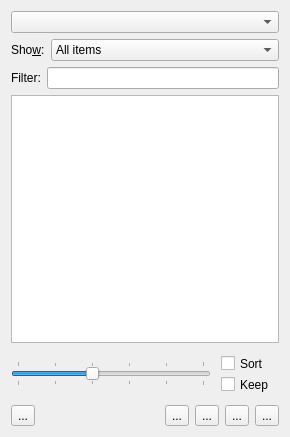
cburschka/lyx, file src/frontends/qt/ui/TocUi.ui: the form before one commit.
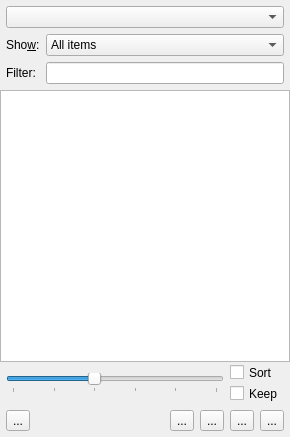
The form after the commit. Icons and pictures are not drawn.

Commit message:
Adjust outliner spacing
Partial fix for #12152.

Patch:
```diff
--- a/src/frontends/qt/ui/TocUi.ui
+++ b/src/frontends/qt/ui/TocUi.ui
@@ -17,11 +17,6 @@
    <string/>
   </property>
   <layout class="QGridLayout" name="gridLayout">
-   <item row="2" column="0" colspan="2">
-    <layout class="QHBoxLayout">
-     <property name="spacing">
-      <number>6</number>
-     </property>
      <property name="leftMargin">
       <number>0</number>
      </property>
@@ -34,24 +29,18 @@
      <property name="bottomMargin">
       <number>0</number>
      </property>
-     <item>
-      <widget class="QLabel" name="filterLA">
-       <property name="text">
-        <string>Filter:</string>
-       </property>
-       <property name="buddy">
-        <cstring>filterLE</cstring>
-       </property>
-      </widget>
-     </item>
-     <item>
-      <widget class="QLineEdit" name="filterLE">
-       <property name="toolTip">
-        <string>Enter string to filter contents</string>
-       </property>
-      </widget>
-     </item>
-    </layout>
+   <property name="spacing">
+    <number>0</number>
+   </property>
+   <item row="3" column="0" colspan="2">
+    <widget class="QTreeView" name="tocTV">
+     <property name="sizePolicy">
+      <sizepolicy hsizetype="Ignored" vsizetype="Expanding">
+       <horstretch>0</horstretch>
+       <verstretch>0</verstretch>
+      </sizepolicy>
+     </property>
+    </widget>
    </item>
    <item row="6" column="0" colspan="2">
     <layout class="QHBoxLayout">
@@ -59,16 +48,16 @@
       <number>6</number>
      </property>
      <property name="leftMargin">
-      <number>0</number>
+      <number>6</number>
      </property>
      <property name="topMargin">
-      <number>0</number>
+      <number>6</number>
      </property>
      <property name="rightMargin">
-      <number>0</number>
+      <number>6</number>
      </property>
      <property name="bottomMargin">
-      <number>0</number>
+      <number>6</number>
      </property>
      <item>
       <widget class="QToolButton" name="updateTB">
@@ -185,7 +174,52 @@
      </item>
     </layout>
    </item>
-   <item row="5" column="1">
+   <item row="4" column="0" colspan="2">
+    <layout class="QGridLayout" name="gridLayout_3" columnstretch="1,0">
+     <property name="leftMargin">
+      <number>6</number>
+     </property>
+     <property name="topMargin">
+      <number>0</number>
+     </property>
+     <property name="rightMargin">
+      <number>6</number>
+     </property>
+     <property name="bottomMargin">
+      <number>0</number>
+     </property>
+     <property name="spacing">
+      <number>6</number>
+     </property>
+     <item row="0" column="0">
+      <widget class="QSlider" name="depthSL">
+       <property name="sizePolicy">
+        <sizepolicy hsizetype="Ignored" vsizetype="Fixed">
+         <horstretch>0</horstretch>
+         <verstretch>0</verstretch>
+        </sizepolicy>
+       </property>
+       <property name="toolTip">
+        <string>Adjust the depth of the navigation tree</string>
+       </property>
+       <property name="maximum">
+        <number>5</number>
+       </property>
+       <property name="pageStep">
+        <number>1</number>
+       </property>
+       <property name="value">
+        <number>2</number>
+       </property>
+       <property name="orientation">
+        <enum>Qt::Horizontal</enum>
+       </property>
+       <property name="tickPosition">
+        <enum>QSlider::TicksBelow</enum>
+       </property>
+      </widget>
+     </item>
+     <item row="0" column="1">
     <layout class="QVBoxLayout">
      <property name="spacing">
       <number>0</number>
@@ -194,16 +228,16 @@
       <enum>QLayout::SetMinimumSize</enum>
      </property>
      <property name="leftMargin">
-      <number>4</number>
+        <number>0</number>
      </property>
      <property name="topMargin">
-      <number>4</number>
+        <number>0</number>
      </property>
      <property name="rightMargin">
-      <number>4</number>
+        <number>0</number>
      </property>
      <property name="bottomMargin">
-      <number>4</number>
+        <number>0</number>
      </property>
      <item>
       <widget class="QCheckBox" name="sortCB">
@@ -248,73 +282,29 @@
      </item>
     </layout>
    </item>
+    </layout>
+   </item>
    <item row="0" column="0" colspan="2">
-    <widget class="QComboBox" name="typeCO">
-     <property name="sizePolicy">
-      <sizepolicy hsizetype="Ignored" vsizetype="Fixed">
-       <horstretch>0</horstretch>
-       <verstretch>0</verstretch>
-      </sizepolicy>
+    <layout class="QGridLayout" name="gridLayout_2">
+     <property name="leftMargin">
+      <number>6</number>
      </property>
-     <property name="toolTip">
-      <string>Switch between available lists (table of contents, list of figures, list of tables, and others)</string>
+     <property name="topMargin">
+      <number>6</number>
      </property>
-    </widget>
-   </item>
-   <item row="5" column="0">
-    <widget class="QSlider" name="depthSL">
-     <property name="sizePolicy">
-      <sizepolicy hsizetype="Ignored" vsizetype="Fixed">
-       <horstretch>0</horstretch>
-       <verstretch>0</verstretch>
-      </sizepolicy>
+     <property name="rightMargin">
+      <number>6</number>
      </property>
-     <property name="toolTip">
-      <string>Adjust the depth of the navigation tree</string>
+     <property name="bottomMargin">
+      <number>6</number>
      </property>
-     <property name="maximum">
-      <number>5</number>
+     <property name="spacing">
+      <number>6</number>
      </property>
-     <property name="pageStep">
-      <number>1</number>
-     </property>
-     <property name="value">
-      <number>2</number>
-     </property>
-     <property name="orientation">
-      <enum>Qt::Horizontal</enum>
-     </property>
-     <property name="tickPosition">
-      <enum>QSlider::TicksBothSides</enum>
-     </property>
-    </widget>
-   </item>
-   <item row="4" column="0" colspan="2">
-    <widget class="QTreeView" name="tocTV">
-     <property name="sizePolicy">
-      <sizepolicy hsizetype="Ignored" vsizetype="Expanding">
-       <horstretch>0</horstretch>
-       <verstretch>0</verstretch>
-      </sizepolicy>
-     </property>
-    </widget>
-   </item>
-   <item row="1" column="0" colspan="2">
-    <layout class="QHBoxLayout" name="horizontalLayout">
-     <item>
-      <widget class="QLabel" name="activeFilterLA">
-       <property name="text">
-        <string>Sho&amp;w:</string>
-       </property>
-       <property name="buddy">
-        <cstring>activeFilterCO</cstring>
-       </property>
-      </widget>
-     </item>
-     <item>
+     <item row="1" column="1">
       <widget class="QComboBox" name="activeFilterCO">
        <property name="sizePolicy">
-        <sizepolicy hsizetype="MinimumExpanding" vsizetype="Fixed">
+        <sizepolicy hsizetype="Ignored" vsizetype="Fixed">
          <horstretch>0</horstretch>
          <verstretch>0</verstretch>
         </sizepolicy>
@@ -339,6 +329,46 @@
        </item>
       </widget>
      </item>
+     <item row="1" column="0">
+      <widget class="QLabel" name="activeFilterLA">
+       <property name="text">
+        <string>Sho&amp;w:</string>
+       </property>
+       <property name="buddy">
+        <cstring>activeFilterCO</cstring>
+       </property>
+      </widget>
+     </item>
+     <item row="2" column="0">
+      <widget class="QLabel" name="filterLA">
+       <property name="text">
+        <string>Filter:</string>
+       </property>
+       <property name="buddy">
+        <cstring>filterLE</cstring>
+       </property>
+      </widget>
+     </item>
+     <item row="2" column="1">
+      <widget class="QLineEdit" name="filterLE">
+       <property name="toolTip">
+        <string>Enter string to filter contents</string>
+       </property>
+      </widget>
+     </item>
+     <item row="0" column="0" colspan="2">
+      <widget class="QComboBox" name="typeCO">
+       <property name="sizePolicy">
+        <sizepolicy hsizetype="Ignored" vsizetype="Fixed">
+         <horstretch>0</horstretch>
+         <verstretch>0</verstretch>
+        </sizepolicy>
+       </property>
+       <property name="toolTip">
+        <string>Switch between available lists (table of contents, list of figures, list of tables, and others)</string>
+       </property>
+      </widget>
+     </item>
     </layout>
    </item>
   </layout>
```
Left out of the diff: 1 changed line with no effect on the pictures. Lines whose indentation alone changed are shown as unchanged.
